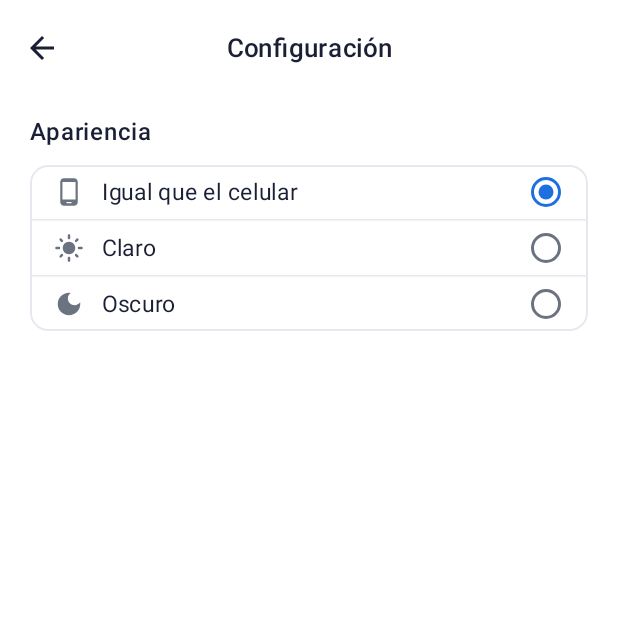
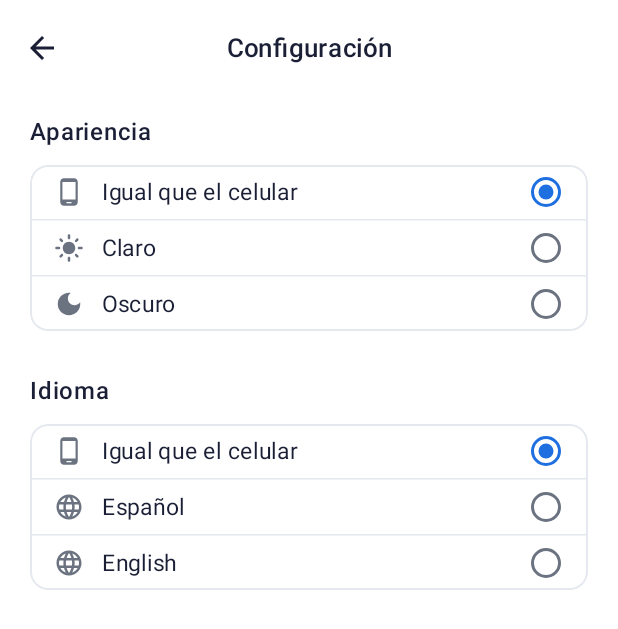
Before and after one commit to UTN-FRBA-Mobile/ColdSense, an Android app built with Jetpack Compose: the composable SettingsScreen shown on its own in the app's theme, on a phone screen of 412 x 824 dp. Shown: the top 629 px of the screen. Run offline under Robolectric (Android 15) with nearby library versions, the phone set to English and light mode, and no system bars; our stand-ins replace Voyager; 2 statements that could not run were skipped.

Commit message:
Agrego el selector de idioma en Configuración
Se puede elegir entre el idioma del celular, español o inglés. En Android 13+ el idioma lo guarda el sistema (así queda sincronizado con los ajustes de Android); en versiones anteriores lo guardo en el celular y lo aplico al crear la Activity. No agrega dependencias nuevas.

```diff
--- /dev/null
+++ b/android/app/src/main/java/ar/edu/utn/coldsense/data/preferencias/PreferenciasIdioma.kt
@@ -0,0 +1,70 @@
+package ar.edu.utn.coldsense.data.preferencias
+
+import android.app.Activity
+import android.app.LocaleManager
+import android.content.Context
+import android.content.res.Configuration
+import android.os.Build
+import android.os.LocaleList
+import androidx.core.content.edit
+import java.util.Locale
+
+/** Idioma de la app. [tag] es el código del idioma (null = el del celular). */
+enum class Idioma(val tag: String?) {
+    Sistema(null),
+    Espanol("es"),
+    Ingles("en");
+
+    companion object {
+        /** Lo guardado o lo que eligió el usuario en Android; si no es un idioma de la app, sigue al celular. */
+        fun desdeTag(tag: String?): Idioma =
+            entries.firstOrNull { it.tag != null && it.tag == tag } ?: Sistema
+    }
+}
+
+/**
+ * Guarda el idioma elegido para la app, aparte del idioma del celular.
+ *
+ * En Android 13+ lo guarda el sistema, así que también se puede cambiar desde
+ * los ajustes de Android. En versiones anteriores lo guardo en el celular y lo
+ * aplico cada vez que se crea la Activity ([aplicar]).
+ */
+object PreferenciasIdioma {
+
+    private const val ARCHIVO = "preferencias"
+    private const val CLAVE_IDIOMA = "idioma"
+
+    fun actual(context: Context): Idioma =
+        if (Build.VERSION.SDK_INT >= Build.VERSION_CODES.TIRAMISU) {
+            val locales = context.getSystemService(LocaleManager::class.java).applicationLocales
+            Idioma.desdeTag(if (locales.isEmpty) null else locales[0].language)
+        } else {
+            Idioma.desdeTag(prefs(context).getString(CLAVE_IDIOMA, null))
+        }
+
+    /** Cambia el idioma. La Activity se vuelve a crear para mostrar los textos nuevos. */
+    fun cambiar(activity: Activity, idioma: Idioma) {
+        if (idioma == actual(activity)) return
+
+        if (Build.VERSION.SDK_INT >= Build.VERSION_CODES.TIRAMISU) {
+            // Android recrea la Activity solo
+            activity.getSystemService(LocaleManager::class.java).applicationLocales =
+                idioma.tag?.let { LocaleList.forLanguageTags(it) } ?: LocaleList.getEmptyLocaleList()
+        } else {
+            prefs(activity).edit(commit = true) { putString(CLAVE_IDIOMA, idioma.tag) }
+            activity.recreate()
+        }
+    }
+
+    /** Android 12 o anterior: el contexto con el idioma elegido, para usar en attachBaseContext. */
+    fun aplicar(base: Context): Context {
+        if (Build.VERSION.SDK_INT >= Build.VERSION_CODES.TIRAMISU) return base
+        val tag = prefs(base).getString(CLAVE_IDIOMA, null) ?: return base
+
+        val configuracion = Configuration(base.resources.configuration)
+        configuracion.setLocale(Locale.forLanguageTag(tag))
+        return base.createConfigurationContext(configuracion)
+    }
+
+    private fun prefs(context: Context) = context.getSharedPreferences(ARCHIVO, Context.MODE_PRIVATE)
+}
--- a/android/app/src/main/java/ar/edu/utn/coldsense/features/settings/SettingsScreen.kt
+++ b/android/app/src/main/java/ar/edu/utn/coldsense/features/settings/SettingsScreen.kt
@@ -48,6 +48,12 @@ import ar.edu.utn.coldsense.ui.theme.ColdSenseTheme
 import androidx.annotation.StringRes
 import androidx.compose.ui.res.stringResource
 import ar.edu.utn.coldsense.R
+import androidx.activity.compose.LocalActivity
+import androidx.compose.foundation.layout.ColumnScope
+import androidx.compose.foundation.layout.height
+import androidx.compose.material.icons.filled.Language
+import ar.edu.utn.coldsense.data.preferencias.Idioma
+import ar.edu.utn.coldsense.data.preferencias.PreferenciasIdioma
 
 /*
  * ================================================================
@@ -61,10 +67,14 @@ class SettingsScreen : Screen {
 
         val navigator = LocalNavigator.current
         val modoTema by PreferenciasTema.modo.collectAsState()
+        val activity = LocalActivity.current
+        val idioma = activity?.let { PreferenciasIdioma.actual(it) } ?: Idioma.Sistema
 
         SettingsContent(
             modoTema = modoTema,
             onModoTemaClick = PreferenciasTema::cambiar,
+            idioma = idioma,
+            onIdiomaClick = { nuevo -> activity?.let { PreferenciasIdioma.cambiar(it, nuevo) } },
             onBack = { navigator?.pop() }
         )
     }
@@ -79,6 +89,8 @@ class SettingsScreen : Screen {
 fun SettingsContent(
     modoTema: ModoTema,
     onModoTemaClick: (ModoTema) -> Unit,
+    idioma: Idioma,
+    onIdiomaClick: (Idioma) -> Unit,
     onBack: () -> Unit
 ) {
     Column(
@@ -97,30 +109,38 @@ fun SettingsContent(
             verticalArrangement = Arrangement.spacedBy(10.dp)
         ) {
 
-            Text(
-                text = stringResource(R.string.configuracion_apariencia),
-                fontSize = 16.sp,
-                fontWeight = FontWeight.SemiBold,
-                color = ColdSenseTheme.colors.textPrimary
-            )
+            SeccionTitulo(texto = stringResource(R.string.configuracion_apariencia))
 
             // Opciones del tema: se aplica apenas se toca, sin botón de guardar
-            Column(
-                modifier = Modifier
-                    .fillMaxWidth()
-                    .clip(RoundedCornerShape(12.dp))
-                    .border(1.dp, ColdSenseTheme.colors.border, RoundedCornerShape(12.dp))
-                    .selectableGroup()
-            ) {
+            GrupoOpciones {
                 ModoTema.entries.forEachIndexed { index, modo ->
                     if (index > 0) {
                         HorizontalDivider(color = ColdSenseTheme.colors.border)
                     }
-                    OpcionTema(
+                    Opcion(
                         icon = modo.icono(),
                         texto = stringResource(modo.texto()),
                         seleccionada = modo == modoTema,
                         onClick = { onModoTemaClick(modo) }
+                    )
+                }
+            }
+
+            Spacer(modifier = Modifier.height(8.dp))
+
+            SeccionTitulo(texto = stringResource(R.string.configuracion_idioma))
+
+            // Al elegir otro idioma la pantalla se vuelve a dibujar con los textos nuevos
+            GrupoOpciones {
+                Idioma.entries.forEachIndexed { index, opcion ->
+                    if (index > 0) {
+                        HorizontalDivider(color = ColdSenseTheme.colors.border)
+                    }
+                    Opcion(
+                        icon = opcion.icono(),
+                        texto = stringResource(opcion.texto()),
+                        seleccionada = opcion == idioma,
+                        onClick = { onIdiomaClick(opcion) }
                     )
                 }
             }
@@ -170,7 +190,30 @@ private fun SettingsHeader(onBack: () -> Unit) {
  * ================================================================
  */
 @Composable
-private fun OpcionTema(
+private fun SeccionTitulo(texto: String) {
+    Text(
+        text = texto,
+        fontSize = 16.sp,
+        fontWeight = FontWeight.SemiBold,
+        color = ColdSenseTheme.colors.textPrimary
+    )
+}
+
+/** Opciones de una sola elección, dentro de un recuadro. */
+@Composable
+private fun GrupoOpciones(content: @Composable ColumnScope.() -> Unit) {
+    Column(
+        modifier = Modifier
+            .fillMaxWidth()
+            .clip(RoundedCornerShape(12.dp))
+            .border(1.dp, ColdSenseTheme.colors.border, RoundedCornerShape(12.dp))
+            .selectableGroup(),
+        content = content
+    )
+}
+
+@Composable
+private fun Opcion(
     icon: ImageVector,
     texto: String,
     seleccionada: Boolean,
@@ -220,3 +263,15 @@ private fun ModoTema.icono(): ImageVector = when (this) {
     ModoTema.Claro -> Icons.Default.LightMode
     ModoTema.Oscuro -> Icons.Default.DarkMode
 }
+
+@StringRes
+private fun Idioma.texto(): Int = when (this) {
+    Idioma.Sistema -> R.string.idioma_sistema
+    Idioma.Espanol -> R.string.idioma_espanol
+    Idioma.Ingles -> R.string.idioma_ingles
+}
+
+private fun Idioma.icono(): ImageVector = when (this) {
+    Idioma.Sistema -> Icons.Default.PhoneAndroid
+    Idioma.Espanol, Idioma.Ingles -> Icons.Default.Language
+}
--- a/android/app/src/main/res/values/strings.xml
+++ b/android/app/src/main/res/values/strings.xml
@@ -73,6 +73,11 @@
     <string name="tema_sistema">Igual que el celular</string>
     <string name="tema_claro">Claro</string>
     <string name="tema_oscuro">Oscuro</string>
+    <string name="configuracion_idioma">Idioma</string>
+    <string name="idioma_sistema">Igual que el celular</string>
+    <!-- Cada idioma se muestra con su nombre en ese idioma, así se reconoce aunque no entiendas el actual -->
+    <string name="idioma_espanol" translatable="false">Español</string>
+    <string name="idioma_ingles" translatable="false">English</string>
 
     <!-- Notificaciones -->
     <string name="notificaciones_canal_nombre">Alertas de temperatura</string>
```
Also changed, not shown: android/app/src/main/java/ar/edu/utn/coldsense/MainActivity.kt (+7 -0 lines), 2 other files.
